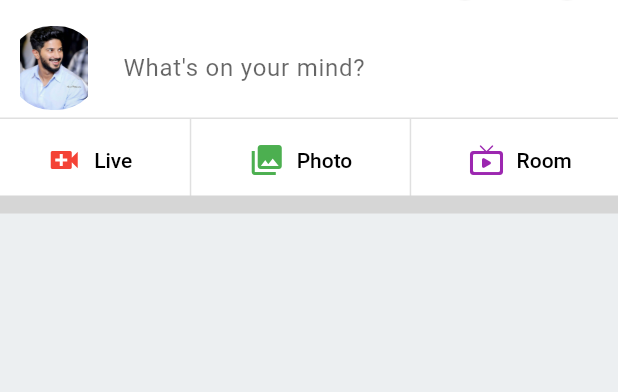
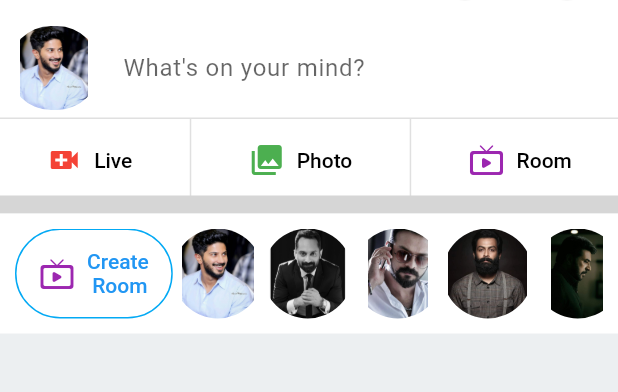
Before and after one commit to mohammed-nawaf/flutter_facebook_ui, a Flutter app: the screen it shows after launch, on a phone screen of 412 x 824 dp, the part 88-480 px from its top. Run offline on Flutter 3.47's test engine with Material 2 defaults, Android fonts, the phone set to English and light mode, and no system bars.

Commit message:
room section updated

```diff
--- a/lib/home_screen.dart
+++ b/lib/home_screen.dart
@@ -1,4 +1,5 @@
 import 'package:facebook_ui/sections/header_section.dart';
+import 'package:facebook_ui/sections/room_section.dart';
 import 'package:facebook_ui/sections/status_section.dart';
 import 'package:facebook_ui/widgets/appbar_buttons.dart';
 import 'package:flutter/material.dart';
@@ -51,6 +52,7 @@ class HomeScreen extends StatelessWidget {
             ),
             const HeaderButtons(),
             horizontalDivider,
+            RoomSection(),
           ],
         ),
       ),
--- /dev/null
+++ b/lib/sections/room_section.dart
@@ -0,0 +1,47 @@
+import 'package:facebook_ui/assets_refacts.dart';
+import 'package:facebook_ui/widgets/avatar.dart';
+import 'package:flutter/material.dart';
+
+class RoomSection extends StatelessWidget {
+  const RoomSection({Key? key}) : super(key: key);
+
+  @override
+  Widget build(BuildContext context) {
+    return Container(
+      padding: const EdgeInsets.all(10),
+      height: 80,
+      color: Colors.white,
+      child: ListView(
+        scrollDirection: Axis.horizontal,
+        children: [
+          createRoomButton(),
+          Avatar(displayImage: dulquer, height: 60, width: 60),
+          Avatar(displayImage: fahadfasil, height: 60, width: 60),
+          Avatar(displayImage: jayasurya, height: 60, width: 60),
+          Avatar(displayImage: prithviraj, height: 60, width: 60),
+          Avatar(displayImage: mammooty, height: 60, width: 60),
+          Avatar(displayImage: chackochan, height: 60, width: 60),
+          Avatar(displayImage: mohanlal, height: 60, width: 60),
+          Avatar(displayImage: vijay, height: 60, width: 60),
+        ],
+      ),
+    );
+  }
+
+  OutlinedButton createRoomButton() {
+    return OutlinedButton.icon(
+      style: OutlinedButton.styleFrom(
+        side: const BorderSide(
+          color: Colors.lightBlue,
+        ),
+        shape: const StadiumBorder(),
+      ),
+      onPressed: () {},
+      icon: const Icon(
+        Icons.live_tv_rounded,
+        color: Colors.purple,
+      ),
+      label: const Text('Create\n Room'),
+    );
+  }
+}
```
Also changed, not shown: assets/avatars/chackochan.jpg (renamed from assets/avatars/chackochan.webp).
